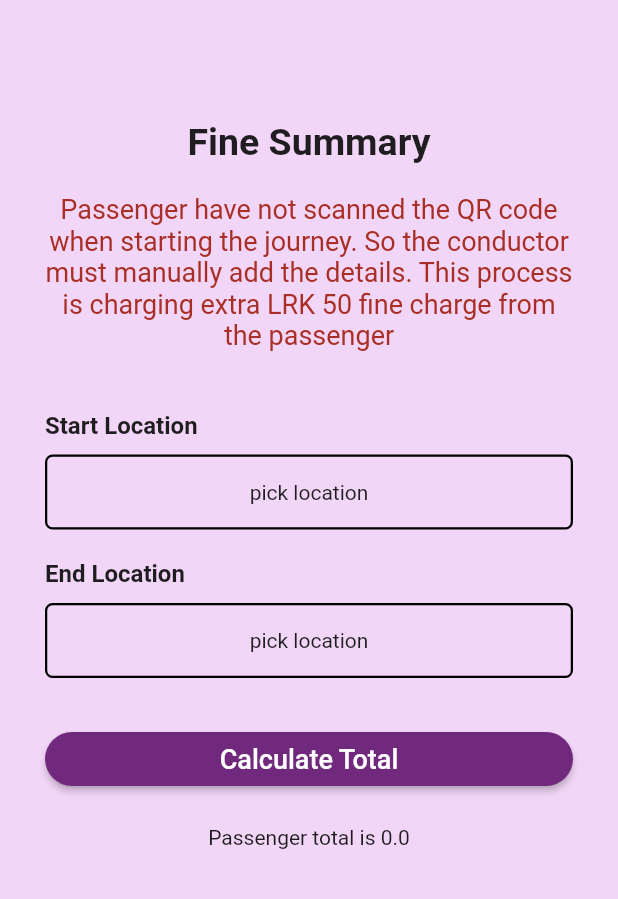
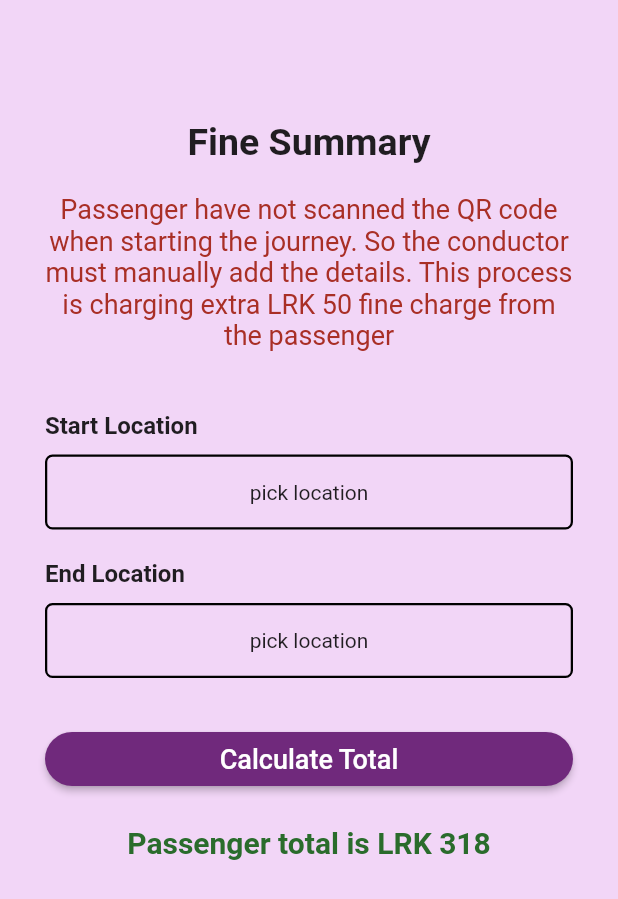
Before and after one commit to maneeshalakshani/RouteReady, a Flutter app: the FineView screen opened by its route, after a tap on "Calculate Total", on a phone screen of 412 x 824 dp. Shown: the top 899 px of the screen. Run offline on Flutter 3.47's test engine with Material 2 defaults, Android fonts, the phone set to English and light mode, and no system bars; our stand-ins replace auto_route, flutter_hooks, flutter_mobx, mobx, permission_handler; missing offline and left inert: open_street_map_search_and_pick, qrscan; generated files the repository leaves out were written again.

Commit message:
feat: fine completed

```diff
--- a/lib/pages/fine/fine_state.dart
+++ b/lib/pages/fine/fine_state.dart
@@ -24,7 +24,7 @@ abstract class _FineStore with Store {
   double? loc2lon;
 
   @observable
-  double? totalPrice;
+  int? totalPrice;
 
   @action
   void setShowSummary({required bool showSummary}) {
@@ -52,7 +52,7 @@ abstract class _FineStore with Store {
   }
 
   @action
-  void setTotalPrice({required double totalPrice}) {
+  void setTotalPrice({required int totalPrice}) {
     this.totalPrice = totalPrice;
   }
 }
--- a/lib/pages/fine/fine_summary.dart
+++ b/lib/pages/fine/fine_summary.dart
@@ -25,10 +25,15 @@ class FineSummary extends HookWidget {
             Observer(
               builder: (context){
                 return Text(
-                  "Passenger total is ${store.totalPrice}"
+                  "Passenger total is LRK ${store.totalPrice}",
+                  style: TextStyle(
+                    fontSize: 20.0,
+                    fontWeight: FontWeight.bold,
+                    color: const Color.fromARGB(255, 42, 108, 44),
+                  ),
                 );
               },
-            )
+            ),
           ],
         ),
       ),
--- a/lib/pages/fine/fine_view.dart
+++ b/lib/pages/fine/fine_view.dart
@@ -22,8 +22,8 @@ class FineView extends HookWidget {
     double width = MediaQuery.of(context).size.width;
     // String startLocation = "";
     // String endLocation = "";
-    Location location1 = Location(latitude: 40.7128, longitude: -74.0060);; // New York City
-    Location location2 = Location(latitude: 40.7128, longitude: -74.0060);;
+    Location location1 = Location(latitude: 5.947822, longitude: 80.5482919);; // New York City
+    Location location2 = Location(latitude: 6.9388614, longitude: 79.8542005);;
 
     FineStore store = FineStore();
 
@@ -113,7 +113,7 @@ class FineView extends HookWidget {
                 btnWidth: width,
                 onPressed: (){
                   double distance = calculateDistance(location1, location2);
-                  double total = priceCalculatorForDistance(distance: distance);
+                  int total = priceCalculatorForDistance(distance: distance, isFineRequired: true);
                   store.setTotalPrice(totalPrice: total);
                   store.setShowSummary(showSummary: true);
                 },
--- a/lib/pages/fine/locationCalculator.dart
+++ b/lib/pages/fine/locationCalculator.dart
@@ -26,11 +26,16 @@ double calculateDistance(Location location1, Location location2) {
   double c = 2 * atan2(sqrt(a), sqrt(1 - a));
   double distance = earthRadius * c; // Distance in kilometers
 
+  print("DISTANCE >>>> $distance");
+
   return distance;
 }
 
-double priceCalculatorForDistance({required double distance}){
+int priceCalculatorForDistance({required double distance, bool isFineRequired = false}){
   double roundedDistance = distance.round().toDouble();
   double total = roundedDistance * PRICE_PER_METER;
-  return total;
+  if(isFineRequired == true){
+    total = total + FINE_CHARGE;
+  }
+  return total.toInt();
 }
```
Also changed, not shown: lib/pages/fine/fine_state.g.dart.
